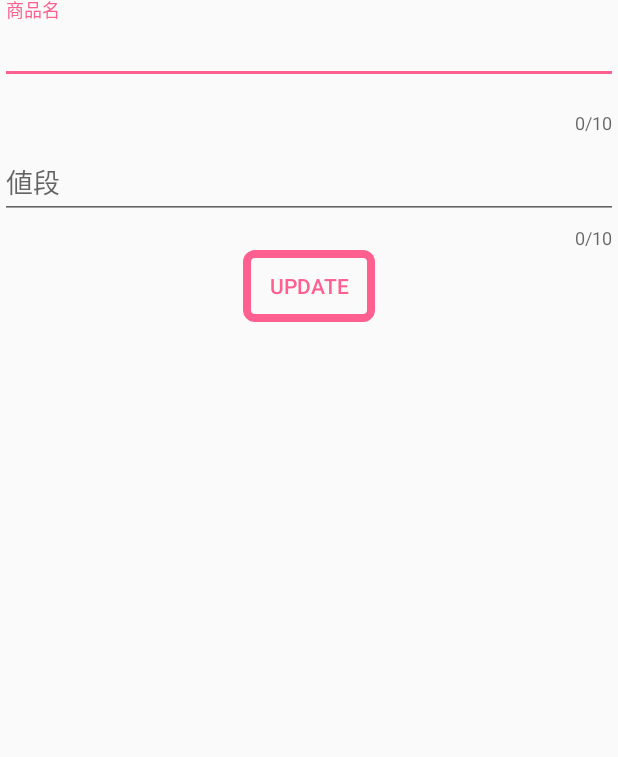
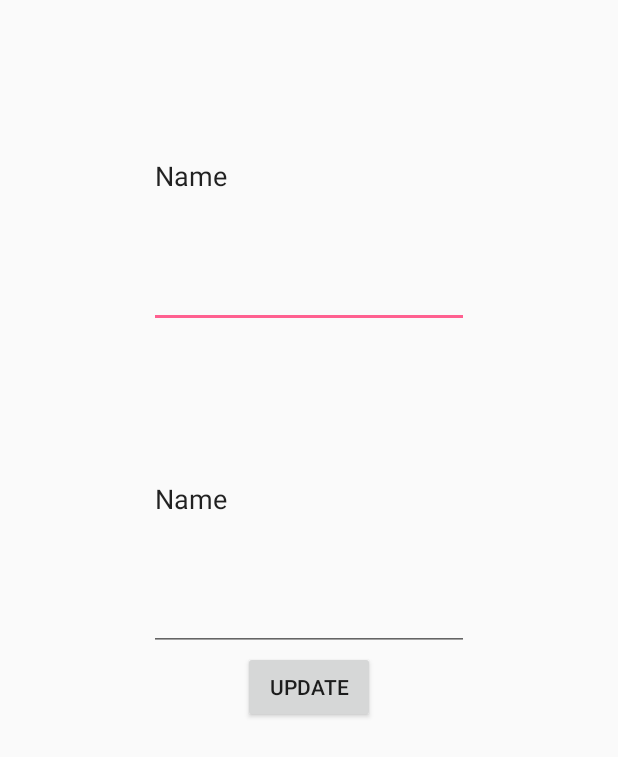
Before and after one commit to rayas316/value, an Android app: the layout activity_detail_activity.xml on its own in the app's theme, with its tools: preview values and no code run, on a phone screen of 412 x 824 dp. Shown: the top 757 px of the screen. Run offline under Robolectric (Android 15) with nearby library versions, the phone set to English and light mode, and no system bars.

Commit message:
ditail戻し

```diff
--- a/app/src/main/java/com/example/raysakakibara/memocamp/DetailActivity.java
+++ b/app/src/main/java/com/example/raysakakibara/memocamp/DetailActivity.java
@@ -4,7 +4,6 @@
 import android.os.Bundle;
 import android.view.View;
 import android.widget.EditText;
-import android.widget.Toast;
 
 import java.util.Date;
 
@@ -36,29 +35,14 @@
 
 
     public void showData() {
-
         final Memo memo = realm.where(Memo.class).equalTo("updateDate", getIntent().getStringExtra("updateDate")).findFirst();
         titleText.setText(memo.title);
         contentText.setText(memo.content);
 
     }
 
-
     public void update(View view) {
         final Memo memo = realm.where(Memo.class).equalTo("updateDate", getIntent().getStringExtra("updateDate")).findFirst();
-
-        String title = titleText.getText().toString();
-        String content = contentText.getText().toString();
-        if (title.matches("") && content.matches("")) {
-            Toast.makeText(this, "商品名と値段が入力されていません", Toast.LENGTH_SHORT).show();
-            return;
-        } else if (title.matches("")) {
-            Toast.makeText(this, "商品名が入力されていません。", Toast.LENGTH_SHORT).show();
-            return;
-        } else if (content.matches("")) {
-            Toast.makeText(this, "値段が入力されていません。", Toast.LENGTH_SHORT).show();
-            return;
-        } else {
         realm.executeTransaction(new Realm.Transaction() {
             @Override
             public void execute(Realm realm) {
@@ -68,5 +52,5 @@
         });
         finish();
     }
+
 }
-}
--- a/app/src/main/java/com/example/raysakakibara/memocamp/MainActivity.java
+++ b/app/src/main/java/com/example/raysakakibara/memocamp/MainActivity.java
@@ -33,7 +33,6 @@
             }
 
         });
-
 
         listView.setOnItemLongClickListener(new AdapterView.OnItemLongClickListener() {
             @Override
--- a/app/src/main/res/layout/activity_detail_activity.xml
+++ b/app/src/main/res/layout/activity_detail_activity.xml
@@ -1,5 +1,5 @@
 <?xml version="1.0" encoding="utf-8"?>
-<RelativeLayout xmlns:android="http://schemas.android.com/apk/res/android"
+<android.support.constraint.ConstraintLayout xmlns:android="http://schemas.android.com/apk/res/android"
     xmlns:app="http://schemas.android.com/apk/res-auto"
     xmlns:tools="http://schemas.android.com/tools"
     android:layout_width="match_parent"
@@ -7,81 +7,41 @@
     tools:context=".DetailActivity"
     tools:layout_editor_absoluteY="81dp">
 
-
-    <LinearLayout
-        android:layout_width="match_parent"
-        android:layout_height="match_parent"
-        android:layout_alignParentStart="true"
-        android:layout_alignParentTop="true"
-        android:orientation="vertical">
-
-        <android.support.design.widget.TextInputLayout
-            android:id="@+id/contentEditTextTextInputLayout"
-            android:layout_width="match_parent"
-            android:layout_height="wrap_content"
-            app:counterEnabled="true"
-            app:counterMaxLength="10"
-            app:errorEnabled="true"
-            app:hintAnimationEnabled="true"
-            app:hintEnabled="true"
-            app:layout_constraintLeft_toLeftOf="parent"
-            app:layout_constraintRight_toRightOf="parent"
-            app:layout_constraintTop_toTopOf="parent">
-
-            <android.support.design.widget.TextInputEditText
+    <EditText
         android:id="@+id/titleEditText"
-                android:layout_width="match_parent"
-                android:layout_height="wrap_content"
+        android:layout_width="wrap_content"
+        android:layout_height="0dp"
         android:layout_marginBottom="13dp"
         android:layout_marginTop="16dp"
         android:ems="10"
-                android:hint="商品名"
         android:inputType="textPersonName"
+        android:text="Name"
         app:layout_constraintBottom_toTopOf="@+id/contentEditText"
         app:layout_constraintEnd_toEndOf="parent"
-                app:layout_constraintStart_toStartOf="parent" />
-        </android.support.design.widget.TextInputLayout>
+        app:layout_constraintStart_toStartOf="parent"
+        app:layout_constraintTop_toTopOf="parent" />
 
-        <android.support.design.widget.TextInputLayout
-            android:id="@+id/titleEditTextTextInputLayout"
-            android:layout_width="match_parent"
-            android:layout_height="wrap_content"
-            app:counterEnabled="true"
-            app:counterMaxLength="10"
-            app:errorEnabled="true"
-            app:hintAnimationEnabled="true"
-            app:hintEnabled="true"
-            app:layout_constraintLeft_toLeftOf="parent"
-            app:layout_constraintRight_toRightOf="parent"
-            app:layout_constraintTop_toTopOf="parent">
-
-            <android.support.design.widget.TextInputEditText
+    <EditText
         android:id="@+id/contentEditText"
-                android:layout_width="match_parent"
-                android:layout_height="wrap_content"
+        android:layout_width="wrap_content"
+        android:layout_height="0dp"
         android:ems="10"
-                android:hint="値段"
         android:inputType="number"
+        android:text="Name"
         app:layout_constraintBottom_toTopOf="@+id/button2"
         app:layout_constraintStart_toStartOf="@+id/titleEditText"
         app:layout_constraintTop_toBottomOf="@+id/titleEditText" />
-
-        </android.support.design.widget.TextInputLayout>
 
     <Button
         android:id="@+id/button2"
         android:layout_width="wrap_content"
         android:layout_height="wrap_content"
-            android:layout_gravity="center"
-            android:background="@drawable/button"
+        android:layout_marginBottom="342dp"
         android:onClick="update"
         android:text="update"
-            android:textColor="@color/colorAccent"
         app:layout_constraintBottom_toBottomOf="parent"
         app:layout_constraintEnd_toEndOf="parent"
         app:layout_constraintStart_toStartOf="parent"
         app:layout_constraintTop_toBottomOf="@+id/contentEditText" />
 
-    </LinearLayout>
-
-</RelativeLayout>
+</android.support.constraint.ConstraintLayout>
```
Lines whose indentation alone changed are shown as unchanged.
